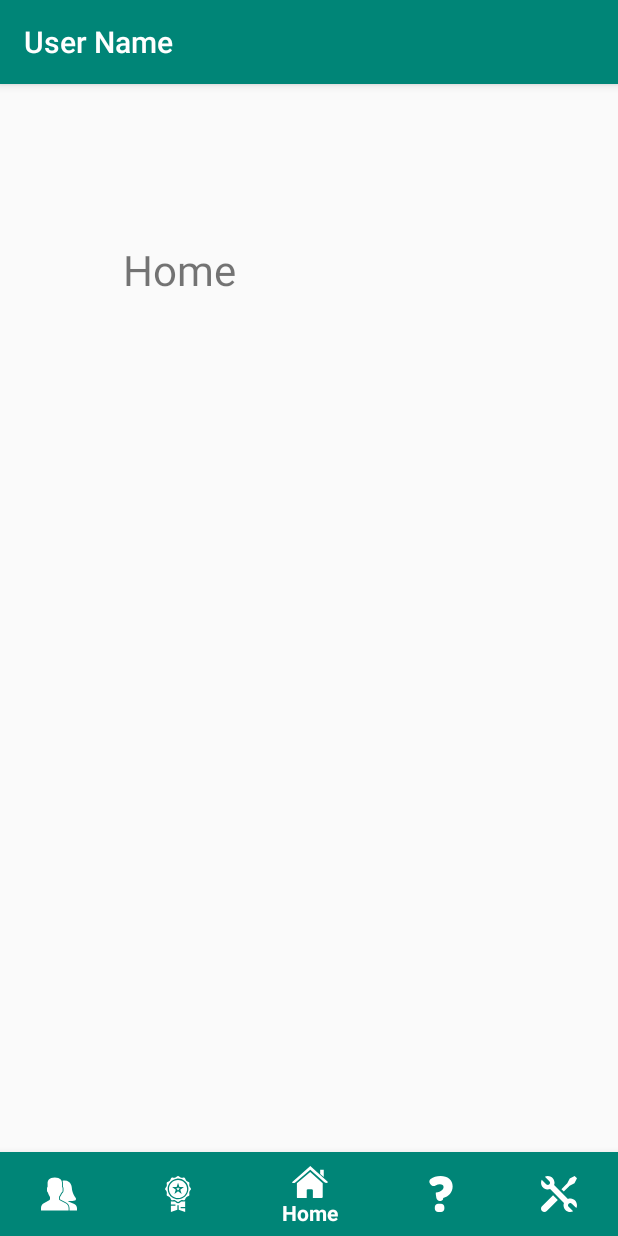
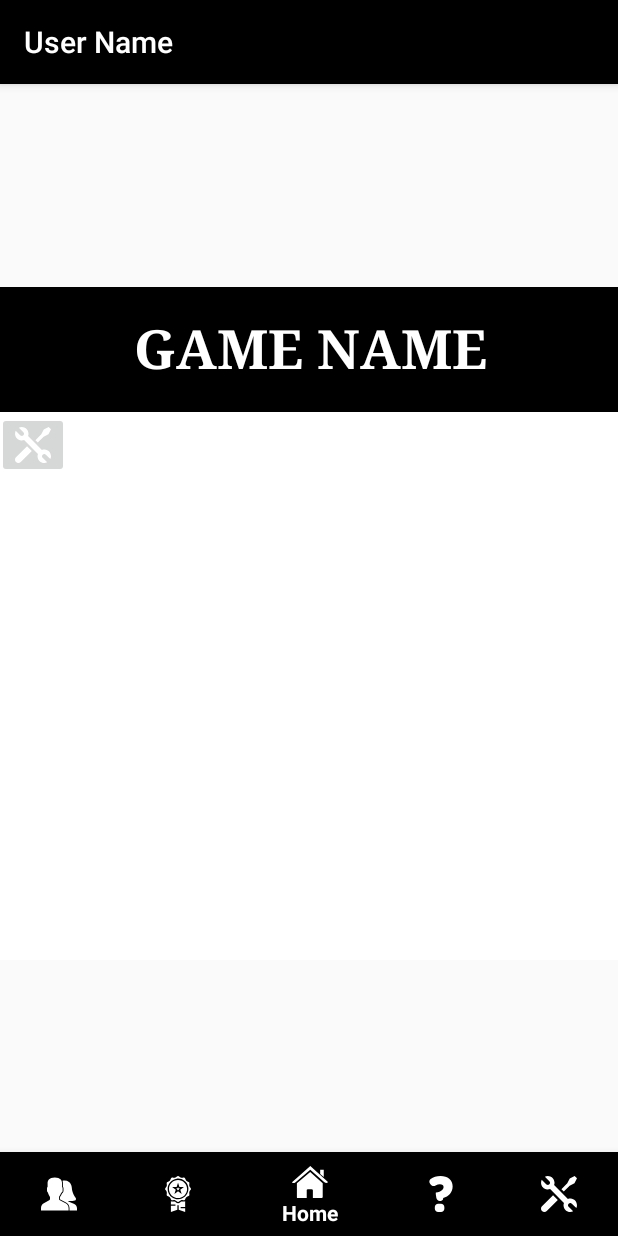
Before and after one commit to 99suyashsoni/Task6, an Android app: the screen it shows after launch (HomeActivity), on a phone screen of 412 x 824 dp. Run offline under Robolectric (Android 15) with nearby library versions, the phone set to English and light mode, and no system bars.

Commit message:
Home activity and fragment

```diff
--- a/app/src/main/AndroidManifest.xml
+++ b/app/src/main/AndroidManifest.xml
@@ -8,7 +8,7 @@
             android:label="@string/app_name"
             android:roundIcon="@mipmap/ic_launcher_round"
             android:supportsRtl="true"
-            android:theme="@style/AppTheme">
+            android:theme="@style/Theme.AppCompat.Light.NoActionBar">
         <activity
                 android:name=".HomeActivity"
                 android:label="@string/app_name">
--- a/app/src/main/java/com/example/prarabdh/task6/HomeActivity.kt
+++ b/app/src/main/java/com/example/prarabdh/task6/HomeActivity.kt
@@ -54,6 +54,8 @@ class HomeActivity : AppCompatActivity()
         super.onCreate(savedInstanceState)
         setContentView(R.layout.activity_home_screen)
 
+        setSupportActionBar(findViewById(R.id.my_toolbar))
+
         var bottomNav: BottomNavigationView = findViewById(R.id.navigation)
         bottomNav.setOnNavigationItemSelectedListener(navListener)
 
--- a/app/src/main/java/com/example/prarabdh/task6/HomeFragment.kt
+++ b/app/src/main/java/com/example/prarabdh/task6/HomeFragment.kt
@@ -2,13 +2,32 @@ package com.example.prarabdh.task6
 
 import android.os.Bundle
 import android.support.v4.app.Fragment
+import android.support.v7.widget.GridLayoutManager
+import android.support.v7.widget.RecyclerView
 import android.view.LayoutInflater
 import android.view.View
 import android.view.ViewGroup
 
 class HomeFragment: Fragment(){
 
+    private lateinit var viewAdapter: RecyclerView.Adapter<*>
+    private lateinit var viewManager: RecyclerView.LayoutManager
+    private var recyclerView: RecyclerView? = null
+    private val images =  intArrayOf(R.drawable.ic_dev)
+    //val fActivity: FragmentActivity = this.activity!!
+
     override fun onCreateView(inflater: LayoutInflater, container: ViewGroup?, savedInstanceState: Bundle?): View? {
-        return inflater.inflate(R.layout.home_fragment,container,false)
+
+        val view = inflater.inflate(R.layout.home_fragment,container,false)
+
+        viewManager = GridLayoutManager(activity,2)
+        viewAdapter = MyAdapter(images)
+        recyclerView = view.findViewById<RecyclerView>(R.id.recyclerView).apply {
+
+            layoutManager = viewManager
+            adapter = viewAdapter
+        }
+
+        return view
     }
 }
--- /dev/null
+++ b/app/src/main/java/com/example/prarabdh/task6/MyAdapter.kt
@@ -0,0 +1,31 @@
+package com.example.prarabdh.task6
+
+import android.support.v7.widget.RecyclerView
+import android.view.LayoutInflater
+import android.view.View
+import android.view.ViewGroup
+import android.widget.ImageButton
+
+class MyAdapter(private val images: IntArray): RecyclerView.Adapter<MyAdapter.MyViewHolder>() {
+
+    inner class MyViewHolder(val view:View) : RecyclerView.ViewHolder(view){
+
+        internal var imageButton: ImageButton = view.findViewById(R.id.imageButton)
+
+    }
+
+    override fun onCreateViewHolder(parent: ViewGroup, viewType: Int): MyAdapter.MyViewHolder {
+
+        val view : View = LayoutInflater.from(parent.context).inflate(R.layout.game_images, parent,false)
+
+        return MyViewHolder(view)
+    }
+
+    override fun getItemCount() = images.size
+
+    override fun onBindViewHolder(holder: MyViewHolder, position: Int) {
+
+        holder.imageButton.setImageResource(images[position])
+
+    }
+}
--- a/app/src/main/res/layout/activity_home_screen.xml
+++ b/app/src/main/res/layout/activity_home_screen.xml
@@ -1,22 +1,35 @@
 <?xml version="1.0" encoding="utf-8"?>
-<android.support.constraint.ConstraintLayout
-        xmlns:android="http://schemas.android.com/apk/res/android"
+<android.support.constraint.ConstraintLayout xmlns:android="http://schemas.android.com/apk/res/android"
     xmlns:app="http://schemas.android.com/apk/res-auto"
     xmlns:tools="http://schemas.android.com/tools"
     android:id="@+id/container"
     android:layout_width="match_parent"
     android:layout_height="match_parent"
-        tools:context=".HomeActivity" tools:layout_editor_absoluteY="81dp">
+    tools:context=".HomeActivity"
+    tools:layout_editor_absoluteY="25dp">
 
+
+    <android.support.v7.widget.Toolbar
+        android:id="@+id/my_toolbar"
+        android:layout_width="match_parent"
+        android:layout_height="?attr/actionBarSize"
+        android:background="@color/colorPrimary"
+        android:elevation="4dp"
+        android:theme="@style/ThemeOverlay.AppCompat.ActionBar"
+        app:layout_constraintEnd_toEndOf="parent"
+        app:layout_constraintStart_toStartOf="parent"
+        app:layout_constraintTop_toTopOf="parent"
+        app:popupTheme="@style/ThemeOverlay.AppCompat.Light"
+        app:titleTextColor="@color/navItem" />
 
     <FrameLayout
         android:id="@+id/homeFragment"
         android:layout_width="match_parent"
-            android:layout_height="match_parent"
-            app:layout_constraintTop_toTopOf="parent" app:layout_constraintEnd_toEndOf="parent"
-            app:layout_constraintStart_toStartOf="parent" app:layout_constraintBottom_toTopOf="@+id/navigation"
-            android:layout_marginBottom="55dp">
-    </FrameLayout>
+        android:layout_height="455dp"
+        app:layout_constraintBottom_toTopOf="@+id/navigation"
+        app:layout_constraintEnd_toEndOf="parent"
+        app:layout_constraintStart_toStartOf="parent"
+        app:layout_constraintTop_toBottomOf="@+id/my_toolbar"></FrameLayout>
 
     <android.support.design.widget.BottomNavigationView
         android:id="@+id/navigation"
@@ -25,8 +38,9 @@
         android:background="@color/colorPrimary"
         app:itemIconTint="@color/navItem"
         app:itemTextColor="@color/navItem"
-            app:menu="@menu/navigation"
         app:layout_constraintBottom_toBottomOf="parent"
-            app:layout_constraintStart_toStartOf="parent" app:layout_constraintEnd_toEndOf="parent"/>
+        app:layout_constraintEnd_toEndOf="parent"
+        app:layout_constraintStart_toStartOf="parent"
+        app:menu="@menu/navigation" />
 
 </android.support.constraint.ConstraintLayout>
--- /dev/null
+++ b/app/src/main/res/layout/game_images.xml
@@ -0,0 +1,14 @@
+<?xml version="1.0" encoding="utf-8"?>
+<android.support.constraint.ConstraintLayout xmlns:android="http://schemas.android.com/apk/res/android"
+    xmlns:app="http://schemas.android.com/apk/res-auto"
+    xmlns:tools="http://schemas.android.com/tools"
+    android:layout_width="wrap_content"
+    android:layout_height="wrap_content">
+
+    <ImageButton
+        android:layout_width="wrap_content"
+        android:layout_height="wrap_content" app:srcCompat="@drawable/common_google_signin_btn_icon_dark"
+        android:id="@+id/imageButton"
+        app:layout_constraintTop_toTopOf="parent" app:layout_constraintStart_toStartOf="parent"
+        app:layout_constraintEnd_toEndOf="parent" app:layout_constraintBottom_toBottomOf="parent"/>
+</android.support.constraint.ConstraintLayout>
--- a/app/src/main/res/layout/home_fragment.xml
+++ b/app/src/main/res/layout/home_fragment.xml
@@ -1,15 +1,33 @@
 <?xml version="1.0" encoding="utf-8"?>
 <android.support.constraint.ConstraintLayout xmlns:android="http://schemas.android.com/apk/res/android"
-                                             xmlns:app="http://schemas.android.com/apk/res-auto" xmlns:tools="http://schemas.android.com/tools" android:layout_width="match_parent"
-                                             android:layout_height="match_parent">
+    xmlns:app="http://schemas.android.com/apk/res-auto"
+    xmlns:tools="http://schemas.android.com/tools"
+    android:layout_width="match_parent"
+    android:layout_height="match_parent" tools:layout_editor_absoluteY="25dp">
 
     <TextView
-            android:text="Home"
-            android:layout_width="266dp"
-            android:layout_height="75dp"
-            android:id="@+id/textView" app:layout_constraintTop_toTopOf="parent"
-            android:layout_marginTop="50dp" app:layout_constraintEnd_toEndOf="parent" android:layout_marginEnd="64dp"
-            app:layout_constraintStart_toStartOf="parent" android:layout_marginStart="82dp"
-            android:layout_marginBottom="478dp" app:layout_constraintBottom_toBottomOf="parent"
-            android:textSize="28sp"/>
+        android:text="GAME NAME"
+        android:layout_width="416dp"
+        android:layout_height="83dp"
+        android:id="@+id/textView"
+        android:textSize="36sp"
+        android:textAlignment="center" android:textStyle="bold" android:fontFamily="serif"
+        android:padding="16sp"
+        android:textColor="@color/common_google_signin_btn_text_dark_default"
+        android:background="@color/colorPrimary"
+        app:layout_constraintStart_toStartOf="parent" app:layout_constraintEnd_toEndOf="parent"
+        app:layout_constraintBottom_toTopOf="@+id/recyclerView" android:layout_marginTop="70dp"
+        app:layout_constraintTop_toTopOf="parent"/>
+
+    <android.support.v7.widget.RecyclerView
+        android:id="@+id/recyclerView"
+        android:layout_width="420dp"
+        android:layout_height="373dp"
+        android:layout_marginBottom="55dp"
+        android:background="@color/common_google_signin_btn_text_dark_default"
+        app:layout_constraintBottom_toBottomOf="parent"
+        app:layout_constraintEnd_toEndOf="parent"
+        app:layout_constraintHorizontal_bias="0.4"
+        app:layout_constraintStart_toStartOf="parent"
+        app:layout_constraintTop_toBottomOf="@+id/textView" />
 </android.support.constraint.ConstraintLayout>
--- a/app/src/main/res/values/colors.xml
+++ b/app/src/main/res/values/colors.xml
@@ -1,11 +1,10 @@
 <?xml version="1.0" encoding="utf-8"?>
 <resources>
-
-    <color name="colorPrimary">#008577</color>
-    <color name="colorPrimaryDark">#00574B</color>
-    <color name="colorAccent">#D81B60</color>
+    <color name="colorPrimary">#000000</color>
+    <color name="colorPrimaryDark">#000000</color>
+    <color name="colorAccent">#d81b60</color>
+    <color name="navItem">#ffffff</color>
     <color name="CorrectAnswer">#FF00FF00</color>
     <color name="WrongAnswer">#FFFF0000</color>
     <color name="DefaultBackground">#00FFFFFF</color>  <!--Transparent Colour-->
-  <color name="navItem">#FFFFFF</color>
 </resources>
--- a/app/src/main/res/values/styles.xml
+++ b/app/src/main/res/values/styles.xml
@@ -1,7 +1,7 @@
 <resources>
 
     <!-- Base application theme. -->
-    <style name="AppTheme" parent="Theme.AppCompat.Light.DarkActionBar">
+    <style name="AppTheme" parent="Theme.AppCompat.Light.NoActionBar">
         <!-- Customize your theme here. -->
         <item name="colorPrimary">@color/colorPrimary</item>
         <item name="colorPrimaryDark">@color/colorPrimaryDark</item>
```
Lines whose indentation alone changed are shown as unchanged.
